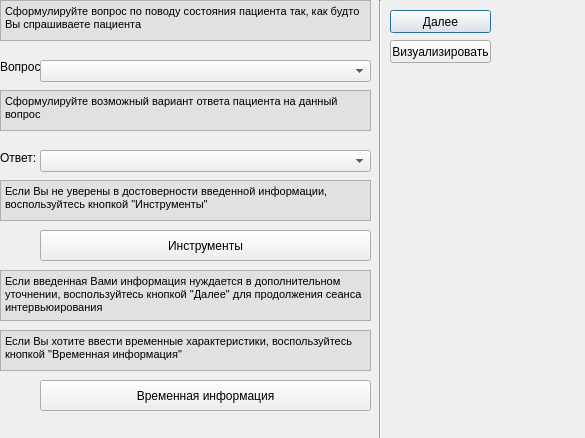
Before: the Qt Designer form dialog.ui in alzater/KMPZ, drawn with Qt 5.
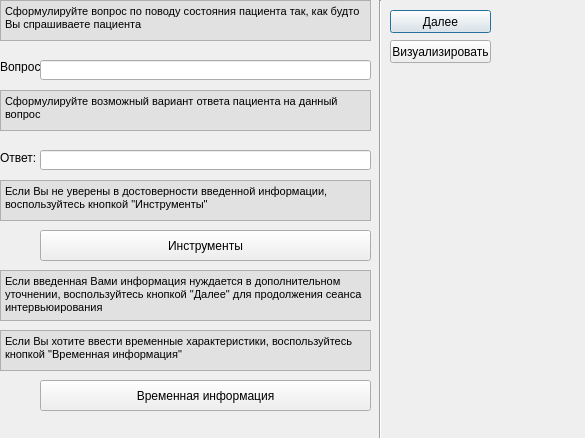
After: the same form once the commit is applied.

What changed in the file:
```diff
--- a/dialog.ui
+++ b/dialog.ui
@@ -138,26 +138,6 @@
     <enum>Qt::RichText</enum>
    </property>
   </widget>
-  <widget class="QComboBox" name="comboBox">
-   <property name="geometry">
-    <rect>
-     <x>40</x>
-     <y>60</y>
-     <width>331</width>
-     <height>22</height>
-    </rect>
-   </property>
-  </widget>
-  <widget class="QComboBox" name="comboBox_2">
-   <property name="geometry">
-    <rect>
-     <x>40</x>
-     <y>150</y>
-     <width>331</width>
-     <height>22</height>
-    </rect>
-   </property>
-  </widget>
   <widget class="QLabel" name="label_2">
    <property name="geometry">
     <rect>
@@ -240,6 +220,26 @@
     <string>Временная информация</string>
    </property>
   </widget>
+  <widget class="QLineEdit" name="lineEdit">
+   <property name="geometry">
+    <rect>
+     <x>40</x>
+     <y>60</y>
+     <width>331</width>
+     <height>20</height>
+    </rect>
+   </property>
+  </widget>
+  <widget class="QLineEdit" name="lineEdit_2">
+   <property name="geometry">
+    <rect>
+     <x>40</x>
+     <y>150</y>
+     <width>331</width>
+     <height>20</height>
+    </rect>
+   </property>
+  </widget>
  </widget>
  <resources/>
  <connections/>
```
